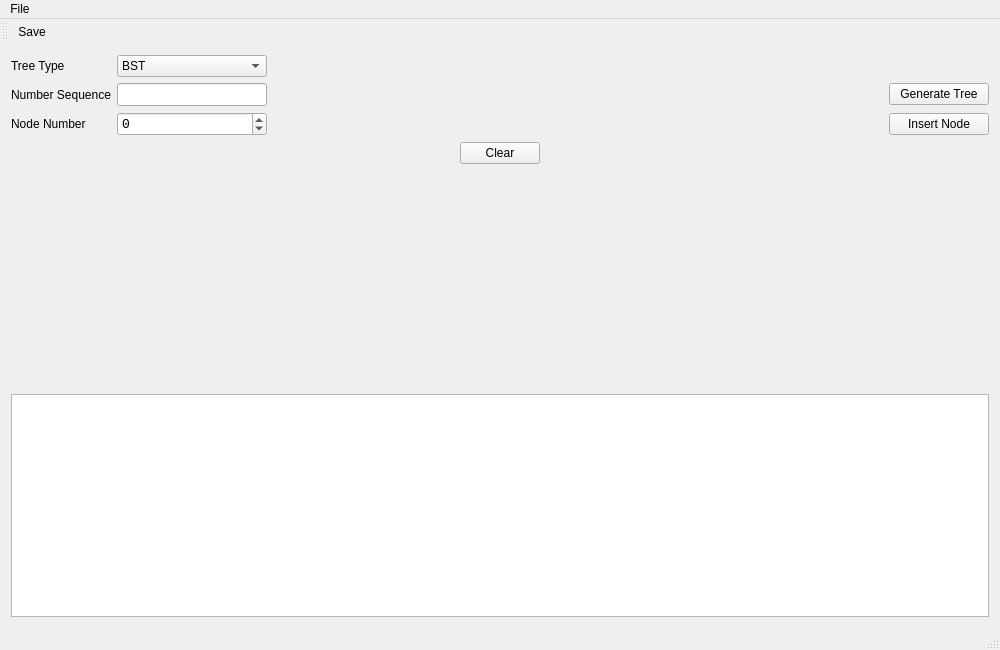
This is BinarySearchTreeVisualizer/mainwindow.ui in yknishidate/BinarySearchTreeVisualizer as Qt 5 draws it before an edit. The edited form follows.
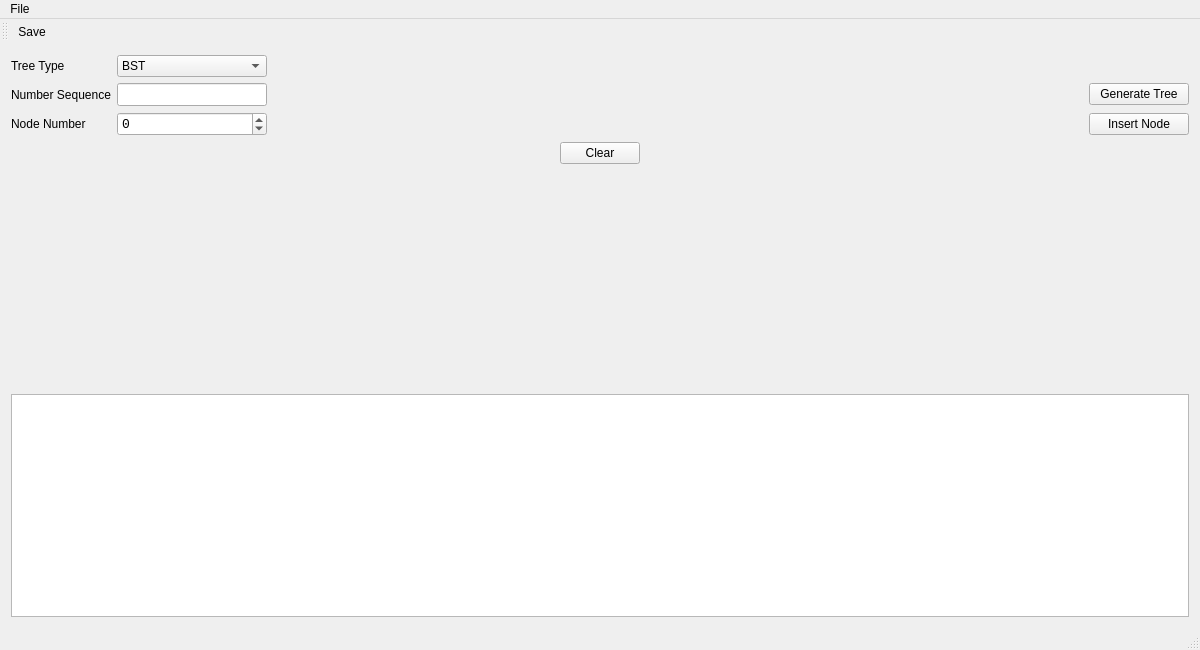
This is the edited form. Icons and pictures are not drawn. Custom widgets are drawn as their Qt base class.

What changed in the file:
```diff
--- a/BinarySearchTreeVisualizer/mainwindow.ui
+++ b/BinarySearchTreeVisualizer/mainwindow.ui
@@ -6,7 +6,7 @@
    <rect>
     <x>0</x>
     <y>0</y>
-    <width>1000</width>
+    <width>1200</width>
     <height>650</height>
    </rect>
   </property>
@@ -291,7 +291,7 @@
     <rect>
      <x>0</x>
      <y>0</y>
-     <width>1000</width>
+     <width>1200</width>
      <height>20</height>
     </rect>
    </property>
```
